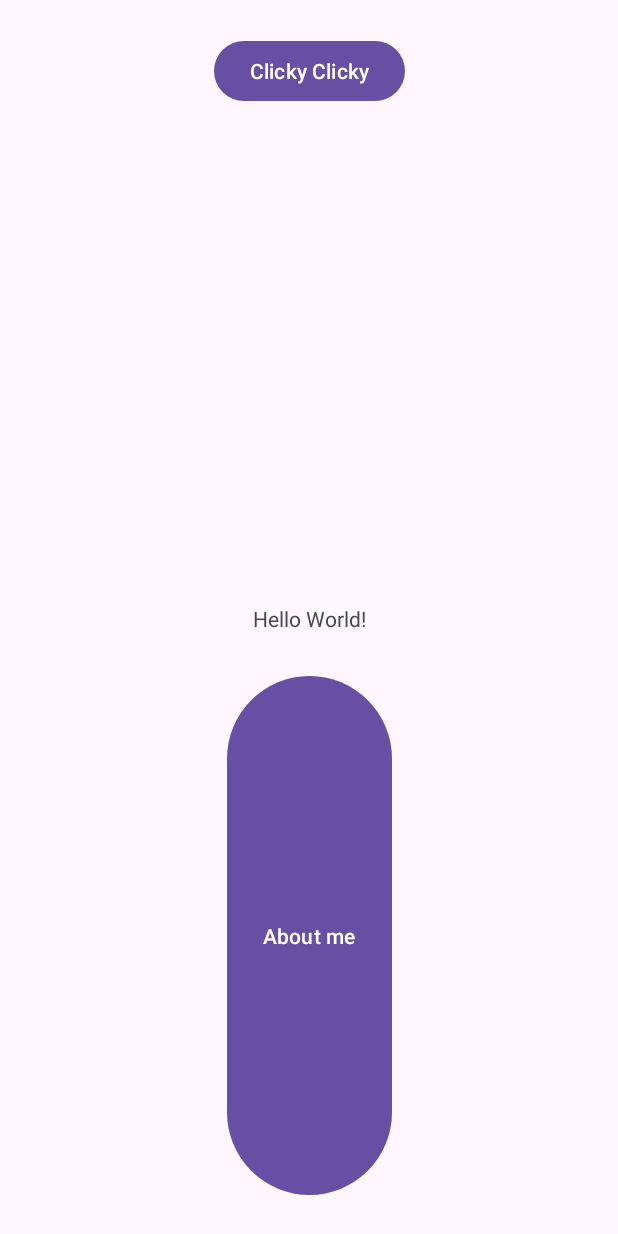
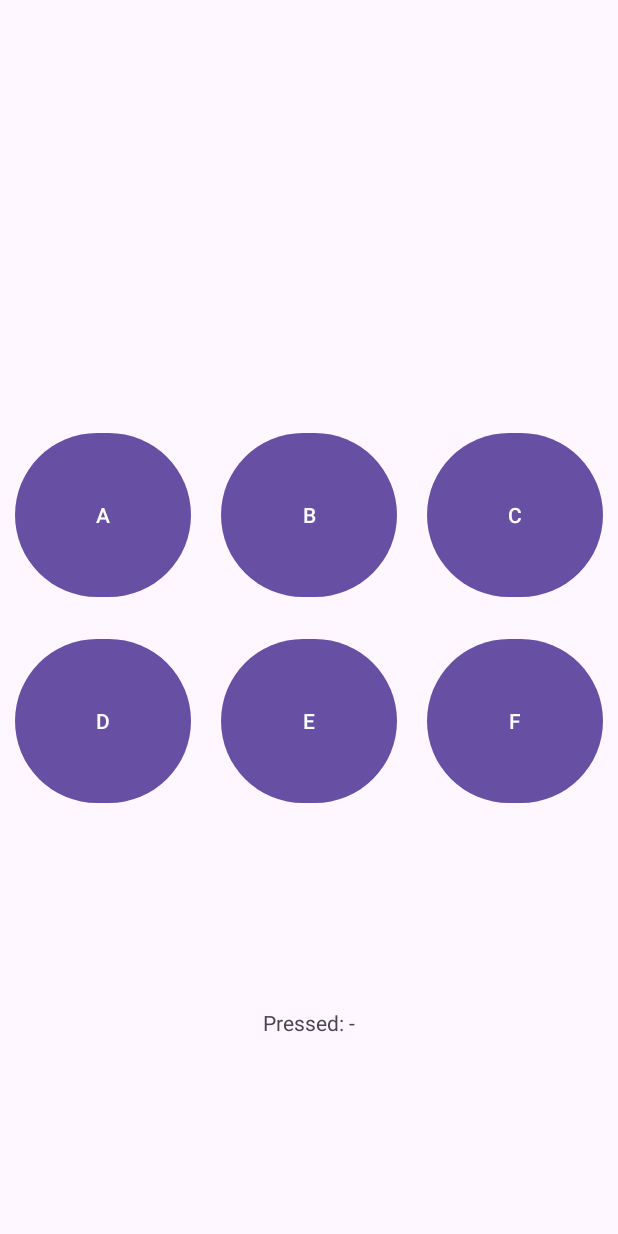
Before and after one commit to zexigong-ne/NUMAD24Sp_ZexiGong, an Android app: the screen it shows after launch (MainActivity before the commit, ClickyActivity after it), after a tap on "Clicky Clicky", on a phone screen of 412 x 824 dp. Run offline under Robolectric (Android 15) with nearby library versions, the phone set to English and light mode, and no system bars.

Commit message:
modified layout of clicky buttons

```diff
--- a/app/src/main/AndroidManifest.xml
+++ b/app/src/main/AndroidManifest.xml
@@ -17,10 +17,12 @@
             android:exported="true">
             <intent-filter>
                 <action android:name="android.intent.action.MAIN" />
-
                 <category android:name="android.intent.category.LAUNCHER" />
             </intent-filter>
 
+        </activity>
+        <activity android:name=".ClickyActivity">
+            <!-- Add any additional configuration for ClickyActivity if needed -->
         </activity>
 
     </application>
--- a/app/src/main/java/edu/northeastern/numad24sp_zexigong/ClickyActivity.java
+++ b/app/src/main/java/edu/northeastern/numad24sp_zexigong/ClickyActivity.java
@@ -1,18 +1,48 @@
 package edu.northeastern.numad24sp_zexigong;
 
 import android.os.Bundle;
+import android.view.View;
+import android.widget.Button;
+import android.widget.TextView;
 
 import androidx.appcompat.app.AppCompatActivity;
 
 public class ClickyActivity extends AppCompatActivity {
     // ClickyActivity.java
 
+    private TextView pressedText;
 
-        @Override
-        protected void onCreate(Bundle savedInstanceState) {
-            super.onCreate(savedInstanceState);
-            setContentView(R.layout.activity_main);
+    @Override
+    protected void onCreate(Bundle savedInstanceState) {
+        super.onCreate(savedInstanceState);
+        setContentView(R.layout.activity_clicky);
 
-            // Add any additional setup for the ClickyActivity
-        }
+        pressedText = findViewById(R.id.pressedText);
+
+        // Buttons
+        Button buttonA = findViewById(R.id.buttonA);
+        Button buttonB = findViewById(R.id.buttonB);
+        Button buttonC = findViewById(R.id.buttonC);
+        Button buttonD = findViewById(R.id.buttonD);
+        Button buttonE = findViewById(R.id.buttonE);
+        Button buttonF = findViewById(R.id.buttonF);
+
+        // Set click listeners
+        setClickListener(buttonA, "A");
+        setClickListener(buttonB, "B");
+        setClickListener(buttonC, "C");
+        setClickListener(buttonD, "D");
+        setClickListener(buttonE, "E");
+        setClickListener(buttonF, "F");
     }
+
+    private void setClickListener(Button button, final String buttonText) {
+        button.setOnClickListener(new View.OnClickListener() {
+            @Override
+            public void onClick(View v) {
+                // Update pressed text
+                pressedText.setText("Pressed: " + buttonText);
+            }
+        });
+    }
+    }
--- /dev/null
+++ b/app/src/main/res/layout/activity_clicky.xml
@@ -0,0 +1,107 @@
+<?xml version="1.0" encoding="utf-8"?>
+<androidx.constraintlayout.widget.ConstraintLayout xmlns:android="http://schemas.android.com/apk/res/android"
+    android:layout_width="match_parent"
+    android:layout_height="match_parent"
+    xmlns:app="http://schemas.android.com/apk/res-auto">
+
+
+
+<!-- Buttons A, B, C, D, E, F -->
+<Button
+    android:id="@+id/buttonA"
+    android:layout_width="0dp"
+    android:layout_height="0dp"
+    android:text="A"
+    app:layout_constraintTop_toTopOf="parent"
+    app:layout_constraintBottom_toTopOf="@id/buttonD"
+    app:layout_constraintStart_toStartOf="parent"
+    app:layout_constraintEnd_toStartOf="@id/buttonB"
+    app:layout_constraintVertical_chainStyle="packed"
+    app:layout_constraintHorizontal_chainStyle="spread_inside"
+    app:layout_constraintDimensionRatio="1:1"
+    android:layout_margin="10dp"/>
+
+<Button
+    android:id="@+id/buttonB"
+    android:layout_width="0dp"
+    android:layout_height="0dp"
+    android:text="B"
+    app:layout_constraintTop_toTopOf="parent"
+    app:layout_constraintBottom_toTopOf="@id/buttonE"
+    app:layout_constraintStart_toEndOf="@id/buttonA"
+    app:layout_constraintEnd_toStartOf="@id/buttonC"
+    app:layout_constraintVertical_chainStyle="packed"
+    app:layout_constraintHorizontal_chainStyle="spread_inside"
+    app:layout_constraintDimensionRatio="1:1"
+    android:layout_margin="10dp"/>
+
+<Button
+    android:id="@+id/buttonC"
+    android:layout_width="0dp"
+    android:layout_height="0dp"
+    android:text="C"
+    app:layout_constraintTop_toTopOf="parent"
+    app:layout_constraintBottom_toTopOf="@id/buttonF"
+    app:layout_constraintStart_toEndOf="@id/buttonB"
+    app:layout_constraintEnd_toEndOf="parent"
+    app:layout_constraintVertical_chainStyle="packed"
+    app:layout_constraintHorizontal_chainStyle="spread_inside"
+    app:layout_constraintDimensionRatio="1:1"
+    android:layout_margin="10dp"/>
+
+    <Button
+        android:id="@+id/buttonD"
+        android:layout_width="0dp"
+        android:layout_height="0dp"
+        android:text="D"
+        app:layout_constraintBottom_toBottomOf="parent"
+        app:layout_constraintDimensionRatio="1:1"
+        app:layout_constraintEnd_toStartOf="@id/buttonE"
+        app:layout_constraintHorizontal_chainStyle="spread_inside"
+        app:layout_constraintStart_toStartOf="parent"
+        app:layout_constraintTop_toBottomOf="@id/buttonA"
+        app:layout_constraintVertical_chainStyle="packed"
+        android:layout_margin="10dp"/>
+
+<Button
+    android:id="@+id/buttonE"
+    android:layout_width="0dp"
+    android:layout_height="0dp"
+    android:text="E"
+    app:layout_constraintTop_toBottomOf="@id/buttonB"
+    app:layout_constraintBottom_toBottomOf="parent"
+    app:layout_constraintStart_toEndOf="@id/buttonD"
+    app:layout_constraintEnd_toStartOf="@id/buttonF"
+    app:layout_constraintVertical_chainStyle="packed"
+    app:layout_constraintHorizontal_chainStyle="spread_inside"
+    app:layout_constraintDimensionRatio="1:1"
+    android:layout_margin="10dp"/>
+
+<Button
+    android:id="@+id/buttonF"
+    android:layout_width="0dp"
+    android:layout_height="0dp"
+    android:text="F"
+    app:layout_constraintTop_toBottomOf="@id/buttonC"
+    app:layout_constraintBottom_toBottomOf="parent"
+    app:layout_constraintStart_toEndOf="@id/buttonE"
+    app:layout_constraintEnd_toEndOf="parent"
+    app:layout_constraintVertical_chainStyle="packed"
+    app:layout_constraintHorizontal_chainStyle="spread_inside"
+    app:layout_constraintDimensionRatio="1:1"
+    android:layout_margin="10dp"/>
+
+<!-- Pressed text -->
+<TextView
+    android:id="@+id/pressedText"
+    android:layout_width="wrap_content"
+    android:layout_height="wrap_content"
+    android:text="Pressed: -"
+    app:layout_constraintTop_toBottomOf="@id/buttonD"
+    app:layout_constraintBottom_toBottomOf="parent"
+    app:layout_constraintStart_toStartOf="parent"
+    app:layout_constraintEnd_toEndOf="parent"
+    app:layout_constraintVertical_chainStyle="spread_inside"
+    app:layout_constraintHorizontal_chainStyle="spread_inside"/>
+
+</androidx.constraintlayout.widget.ConstraintLayout>
--- a/app/src/main/res/layout/activity_main.xml
+++ b/app/src/main/res/layout/activity_main.xml
@@ -19,7 +19,7 @@
     <Button
         android:id="@+id/me"
         android:layout_width="wrap_content"
-        android:layout_height="354dp"
+        android:layout_height="wrap_content"
         android:layout_centerHorizontal="true"
         android:layout_marginTop="1dp"
         android:text="About me"
@@ -37,7 +37,7 @@
         android:layout_centerHorizontal="true"
         android:layout_marginStart="16dp"
         android:layout_marginEnd="16dp"
-        android:layout_marginBottom="308dp"
+        android:layout_marginBottom="16dp"
         android:text="Clicky Clicky"
         app:layout_constraintBottom_toTopOf="@+id/textView"
         app:layout_constraintEnd_toEndOf="parent"
```
